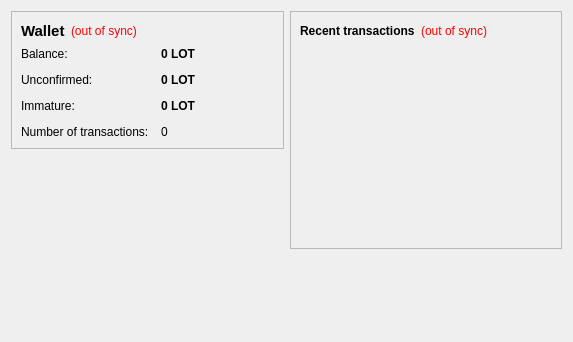
Before: the Qt Designer form src/qt/forms/overviewpage.ui in OriginalBatCoin/BatCoin, drawn with Qt 5.
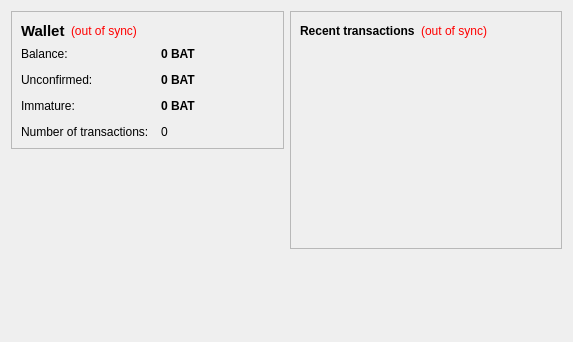
After: the same form once the commit is applied.

```diff
--- a/src/qt/forms/overviewpage.ui
+++ b/src/qt/forms/overviewpage.ui
@@ -105,7 +105,7 @@
              <string>Your current balance</string>
             </property>
             <property name="text">
-             <string notr="true">0 LOT</string>
+             <string notr="true">0 BAT</string>
             </property>
             <property name="textInteractionFlags">
              <set>Qt::LinksAccessibleByMouse|Qt::TextSelectableByKeyboard|Qt::TextSelectableByMouse</set>
@@ -134,7 +134,7 @@
              <string>Total of transactions that have yet to be confirmed, and do not yet count toward the current balance</string>
             </property>
             <property name="text">
-             <string notr="true">0 LOT</string>
+             <string notr="true">0 BAT</string>
             </property>
             <property name="textInteractionFlags">
              <set>Qt::LinksAccessibleByMouse|Qt::TextSelectableByKeyboard|Qt::TextSelectableByMouse</set>
@@ -177,7 +177,7 @@
              <string>Mined balance that has not yet matured</string>
             </property>
             <property name="text">
-             <string notr="true">0 LOT</string>
+             <string notr="true">0 BAT</string>
             </property>
             <property name="textInteractionFlags">
              <set>Qt::LinksAccessibleByMouse|Qt::TextSelectableByKeyboard|Qt::TextSelectableByMouse</set>
```
Left out of the diff: 4 changed lines with no effect on the pictures.
